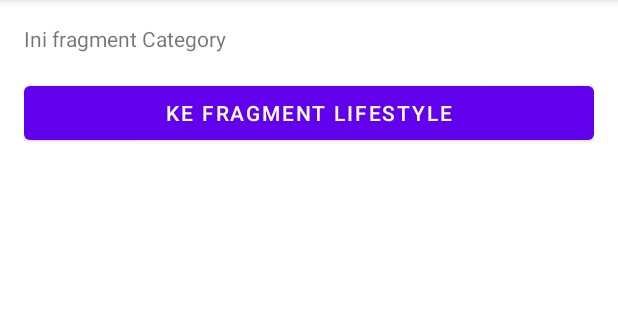
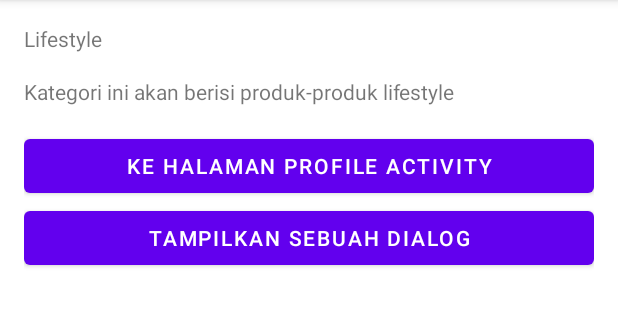
Before and after one commit to irlfdyh/DicodingAndroidFundamental-MyFlexibleFragment, an Android app: the fragment CategoryFragment placed in its activity, after a tap on "KE FRAGMENT LIFESTYLE", on a phone screen of 412 x 824 dp, the part 84-411 px from its top. Run offline under Robolectric (Android 15) with nearby library versions, the phone set to English and light mode, and no system bars.

Commit message:
add detail category fragment to show how to parse data between fragment

```diff
--- a/app/src/main/java/com/dicoding/fundamental/fragment/CategoryFragment.kt
+++ b/app/src/main/java/com/dicoding/fundamental/fragment/CategoryFragment.kt
@@ -24,7 +24,20 @@ class CategoryFragment : Fragment(), View.OnClickListener {
 
     override fun onClick(v: View?) {
         if (v?.id == R.id.btn_detail_category) {
+            val detailCategoryFragment = DetailCategoryFragment()
+            val bundle = Bundle()
+            bundle.putString(DetailCategoryFragment.EXTRA_NAME, "Lifestyle")
+            val description = "Kategori ini akan berisi produk-produk lifestyle"
 
+            detailCategoryFragment.arguments = bundle
+            detailCategoryFragment.description = description
+
+            val fragmentManager = parentFragmentManager
+            fragmentManager.beginTransaction().apply {
+                replace(R.id.frame_container, detailCategoryFragment, DetailCategoryFragment::class.java.simpleName)
+                addToBackStack(null)
+                commit()
+            }
         }
     }
 
--- /dev/null
+++ b/app/src/main/java/com/dicoding/fundamental/fragment/DetailCategoryFragment.kt
@@ -0,0 +1,49 @@
+package com.dicoding.fundamental.fragment
+
+import android.os.Bundle
+import androidx.fragment.app.Fragment
+import android.view.LayoutInflater
+import android.view.View
+import android.view.ViewGroup
+import android.widget.Button
+import android.widget.TextView
+
+class DetailCategoryFragment : Fragment() {
+
+    private lateinit var tvCategoryName: TextView
+    private lateinit var tvCategoryDescription: TextView
+    private lateinit var btnProfile: Button
+    private lateinit var btnShowDialog: Button
+
+    var description: String? = null
+
+    companion object {
+        var EXTRA_NAME = "extra_name"
+        var EXTRA_DESCRIPTION = "extra_description"
+    }
+
+    override fun onCreateView(inflater: LayoutInflater, container: ViewGroup?,
+                              savedInstanceState: Bundle?): View? {
+        return inflater.inflate(R.layout.fragment_detail_category, container, false)
+    }
+
+    override fun onViewCreated(view: View, savedInstanceState: Bundle?) {
+        super.onViewCreated(view, savedInstanceState)
+        tvCategoryName = view.findViewById(R.id.tv_category_name)
+        tvCategoryDescription = view.findViewById(R.id.tv_category_description)
+        btnProfile = view.findViewById(R.id.btn_profile)
+        btnShowDialog = view.findViewById(R.id.btn_show_dialog)
+
+        if (savedInstanceState != null) {
+            val descFromBundle = savedInstanceState.getString(EXTRA_DESCRIPTION)
+            description = descFromBundle
+        }
+
+        if (arguments != null) {
+            val categoryName = arguments?.getString(EXTRA_NAME)
+            tvCategoryName.text = categoryName
+            tvCategoryDescription.text = description
+        }
+    }
+
+}
--- /dev/null
+++ b/app/src/main/res/layout/fragment_detail_category.xml
@@ -0,0 +1,30 @@
+<?xml version="1.0" encoding="utf-8"?>
+<LinearLayout xmlns:android="http://schemas.android.com/apk/res/android"
+    android:layout_width="match_parent"
+    android:layout_height="match_parent"
+    android:orientation="vertical"
+    android:padding="16dp">
+
+    <TextView
+        android:id="@+id/tv_category_name"
+        android:layout_width="match_parent"
+        android:layout_height="wrap_content"
+        android:layout_marginBottom="16dp"
+        android:text="@string/category_name" />
+    <TextView
+        android:id="@+id/tv_category_description"
+        android:layout_width="match_parent"
+        android:layout_height="wrap_content"
+        android:layout_marginBottom="16dp"
+        android:text="@string/category_description" />
+    <Button
+        android:id="@+id/btn_profile"
+        android:layout_width="match_parent"
+        android:layout_height="wrap_content"
+        android:text="@string/to_profile" />
+    <Button
+        android:id="@+id/btn_show_dialog"
+        android:layout_width="match_parent"
+        android:layout_height="wrap_content"
+        android:text="@string/show_dialog" />
+</LinearLayout>
```
